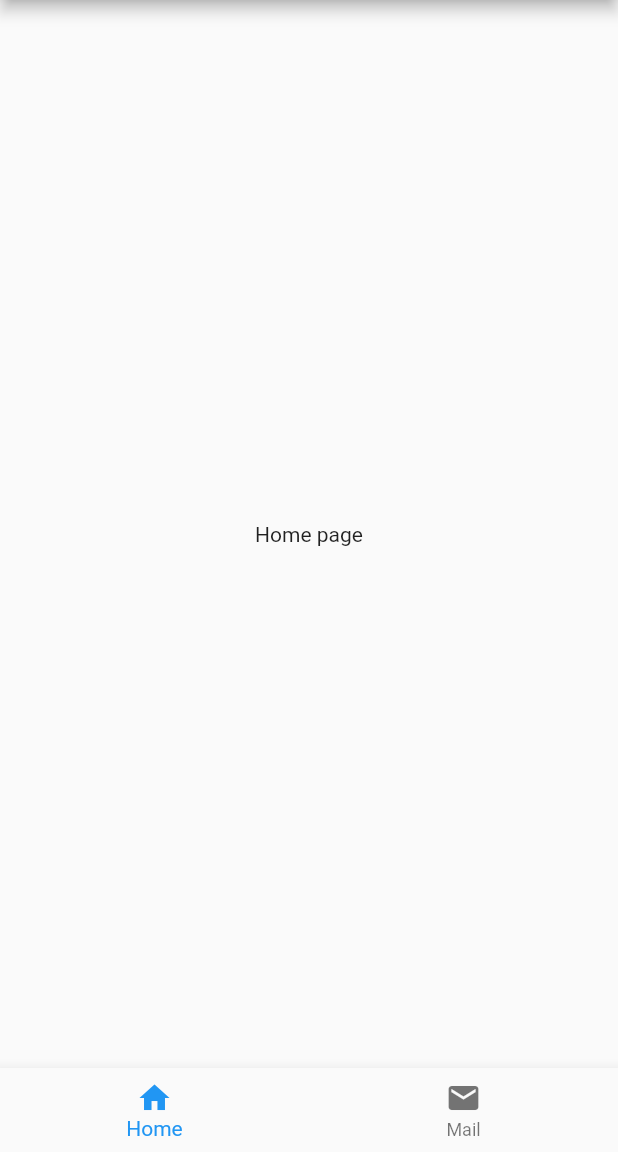
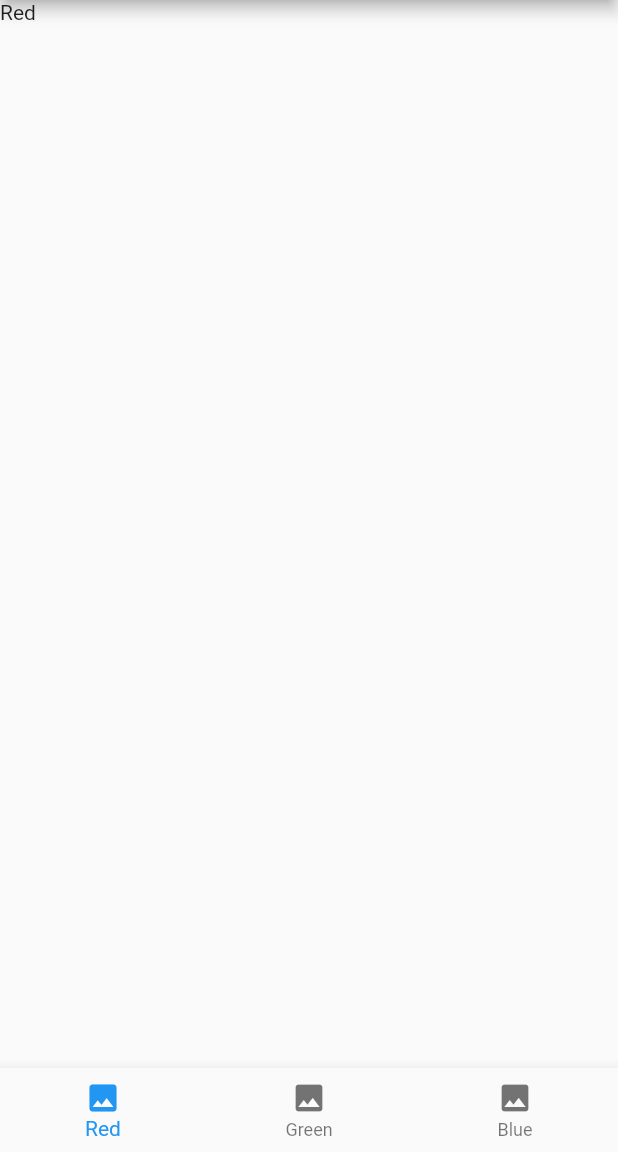
Before and after one commit to RickyJian/arc, a Flutter app: the screen it shows after launch, on a phone screen of 412 x 824 dp, the part 84-1236 px from its top. Run offline on Flutter 3.47's test engine with Material 2 defaults, Android fonts, the phone set to English and light mode, and no system bars; our stand-ins replace bloc, equatable, flutter_bloc, flutter_swiper, get, rxdart and 2 more.

Commit message:
add list pages and bottom nav item

```diff
--- a/persistence_navigator/lib/main.dart
+++ b/persistence_navigator/lib/main.dart
@@ -1,5 +1,7 @@
 import 'package:flutter/material.dart';
 import 'package:get/get.dart';
+
+import 'modules/modules.dart';
 
 void main() => runApp(const App());
 
@@ -8,7 +10,7 @@ class App extends StatelessWidget {
 
   @override
   Widget build(BuildContext context) {
-    return const GetMaterialApp(
+    return GetMaterialApp(
       title: 'Persistence Navigator',
       home: HomePage(),
     );
@@ -16,7 +18,7 @@ class App extends StatelessWidget {
 }
 
 class HomePage extends StatelessWidget {
-  const HomePage({Key? key}) : super(key: key);
+  final BottomItemController _bottomController = Get.put(BottomItemController());
 
   @override
   Widget build(BuildContext context) {
@@ -24,21 +26,26 @@ class HomePage extends StatelessWidget {
       appBar: AppBar(
         title: const Text('Persistence Navigator'),
       ),
-      body: const Center(
-        child: Text('Home page'),
+      body: GetBuilder<BottomItemController>(
+        init: _bottomController,
+        builder: (item) => Stack(
+          children: BottomItem.values
+              .map((i) => ListPage(
+                    name: i.name,
+                    isSelected: i.index == item.currentIndex.value,
+                  ))
+              .toList(),
+        ),
       ),
-      bottomNavigationBar: BottomNavigationBar(
-        currentIndex: 0,
-        items: const [
-          BottomNavigationBarItem(
-            icon: Icon(Icons.home),
-            label: 'Home',
-          ),
-          BottomNavigationBarItem(
-            icon: Icon(Icons.mail),
-            label: 'Mail',
-          ),
-        ],
+      bottomNavigationBar: GetBuilder<BottomItemController>(
+        init: _bottomController,
+        builder: (item) => BottomNavigationBar(
+          onTap: (index) => _bottomController.onTap(index),
+          currentIndex: item.currentIndex.value,
+          items: BottomItem.values
+              .map((i) => BottomNavigationBarItem(icon: const Icon(Icons.photo), label: i.name))
+              .toList(),
+        ),
       ),
     );
   }
--- /dev/null
+++ b/persistence_navigator/lib/modules/components/bottom_item.dart
@@ -0,0 +1,27 @@
+import 'package:flutter/material.dart';
+
+enum BottomItem { red, green, blue }
+
+extension BottomItemExtension on BottomItem {
+  String get name {
+    switch (this) {
+      case BottomItem.red:
+        return 'Red';
+      case BottomItem.green:
+        return 'Green';
+      case BottomItem.blue:
+        return 'Blue';
+    }
+  }
+
+  Icon get icon {
+    switch (this) {
+      case BottomItem.red:
+        return const Icon(Icons.photo);
+      case BottomItem.green:
+        return const Icon(Icons.photo);
+      case BottomItem.blue:
+        return const Icon(Icons.photo);
+    }
+  }
+}
--- /dev/null
+++ b/persistence_navigator/lib/modules/components/components.dart
@@ -0,0 +1 @@
+export 'bottom_item.dart';
--- /dev/null
+++ b/persistence_navigator/lib/modules/controllers/bottom_item.dart
@@ -0,0 +1,10 @@
+import 'package:get/get.dart';
+
+class BottomItemController extends GetxController {
+  var currentIndex = 0.obs;
+
+  onTap(int index) {
+    currentIndex = index.obs;
+    update();
+  }
+}
--- /dev/null
+++ b/persistence_navigator/lib/modules/controllers/controllers.dart
@@ -0,0 +1 @@
+export 'bottom_item.dart';
--- /dev/null
+++ b/persistence_navigator/lib/modules/modules.dart
@@ -0,0 +1,3 @@
+export 'components/components.dart';
+export 'controllers/controllers.dart';
+export 'views/views.dart';
--- /dev/null
+++ b/persistence_navigator/lib/modules/views/list.dart
@@ -0,0 +1,14 @@
+import 'package:flutter/material.dart';
+
+class ListPage extends StatelessWidget {
+  final String name;
+  final bool isSelected;
+
+  const ListPage({required this.name, this.isSelected = false});
+
+  @override
+  Widget build(BuildContext context) => Offstage(
+        offstage: !isSelected,
+        child: Text(name),
+      );
+}
--- /dev/null
+++ b/persistence_navigator/lib/modules/views/views.dart
@@ -0,0 +1 @@
+export 'list.dart';
```
